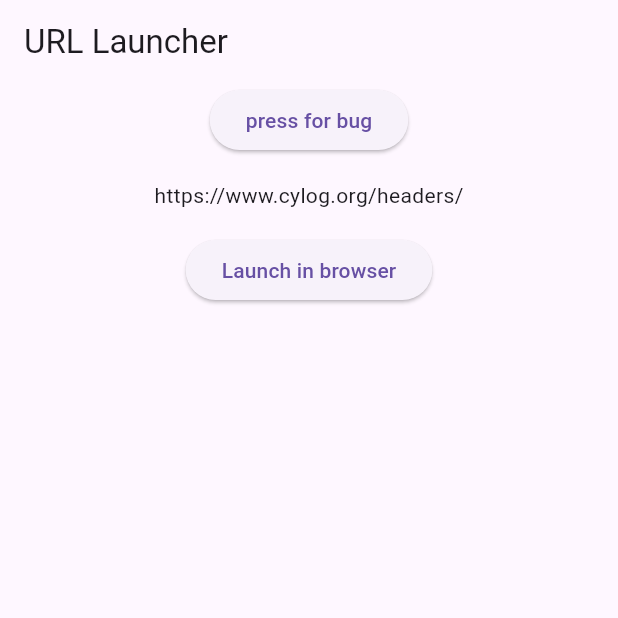
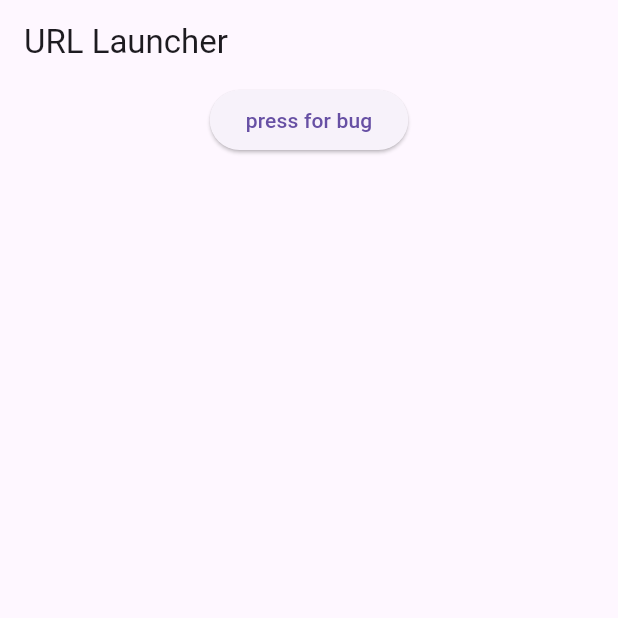
Before and after one commit to russellwheatley/pigeon_bug_windows, a Flutter app: the screen it shows after launch, on a phone screen of 412 x 824 dp, the top half of it. Run offline on Flutter 3.47's test engine with Material 3 defaults, Android fonts, the phone set to English and light mode, and no system bars; our stand-ins replace url_launcher_platform_interface.

Commit message:
setup main for reproduction

```diff
--- a/example/lib/main.dart
+++ b/example/lib/main.dart
@@ -64,7 +64,6 @@ class _MyHomePageState extends State<MyHomePage> {
 
   @override
   Widget build(BuildContext context) {
-    const String toLaunch = 'https://www.cylog.org/headers/';
     return Scaffold(
       appBar: AppBar(
         title: Text(widget.title),
@@ -80,18 +79,6 @@ class _MyHomePageState extends State<MyHomePage> {
                         .canLaunch('https://www.cylog.org/headers/');
                   },
                   child: const Text('press for bug')),
-              const Padding(
-                padding: EdgeInsets.all(16.0),
-                child: Text(toLaunch),
-              ),
-              ElevatedButton(
-                onPressed: () => setState(() {
-                  _launched = _launchInBrowser(toLaunch);
-                }),
-                child: const Text('Launch in browser'),
-              ),
-              const Padding(padding: EdgeInsets.all(16.0)),
-              FutureBuilder<void>(future: _launched, builder: _launchStatus),
             ],
           ),
         ],
```
